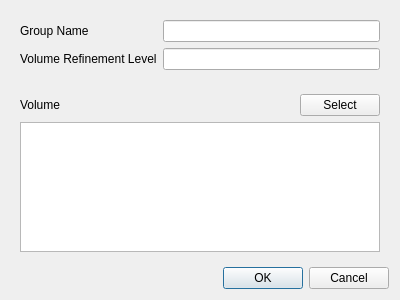
nextfoam/baram, file baramMesh/view/castellation/volume_refinement_dialog.ui: the form before one commit.
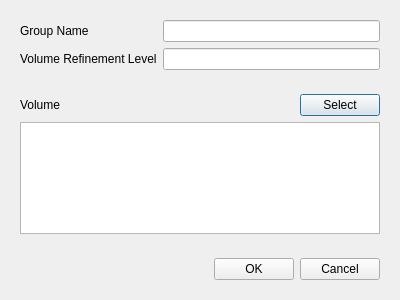
The form after the commit.

Diff of the .ui file:
```diff
--- a/baramMesh/view/castellation/volume_refinement_dialog.ui
+++ b/baramMesh/view/castellation/volume_refinement_dialog.ui
@@ -99,13 +99,36 @@
     </widget>
    </item>
    <item>
-    <widget class="QDialogButtonBox" name="buttonBox">
-     <property name="orientation">
-      <enum>Qt::Horizontal</enum>
-     </property>
-     <property name="standardButtons">
-      <set>QDialogButtonBox::Cancel|QDialogButtonBox::Ok</set>
-     </property>
+    <widget class="QWidget" name="widget_5" native="true">
+     <layout class="QHBoxLayout" name="horizontalLayout_2">
+      <item>
+       <spacer name="horizontalSpacer_2">
+        <property name="orientation">
+         <enum>Qt::Horizontal</enum>
+        </property>
+        <property name="sizeHint" stdset="0">
+         <size>
+          <width>181</width>
+          <height>20</height>
+         </size>
+        </property>
+       </spacer>
+      </item>
+      <item>
+       <widget class="QPushButton" name="ok">
+        <property name="text">
+         <string>OK</string>
+        </property>
+       </widget>
+      </item>
+      <item>
+       <widget class="QPushButton" name="cancel">
+        <property name="text">
+         <string>Cancel</string>
+        </property>
+       </widget>
+      </item>
+     </layout>
     </widget>
    </item>
   </layout>
```
Left out of the diff: 37 changed lines with no effect on the pictures.
